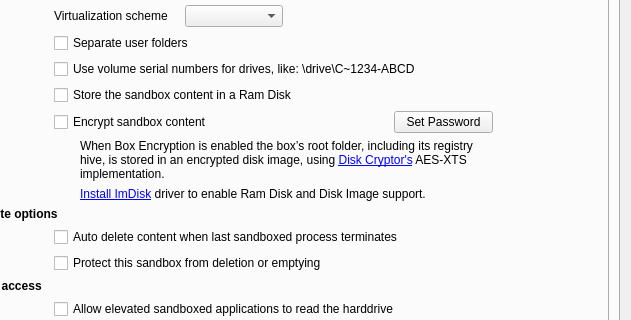
Qt form SandboxiePlus/SandMan/Forms/OptionsWindow.ui (sandboxie-plus/Sandboxie) before a commit; both pictures show x 84 to 715 and y 96 to 416 of the 715 by 526 pixel window.
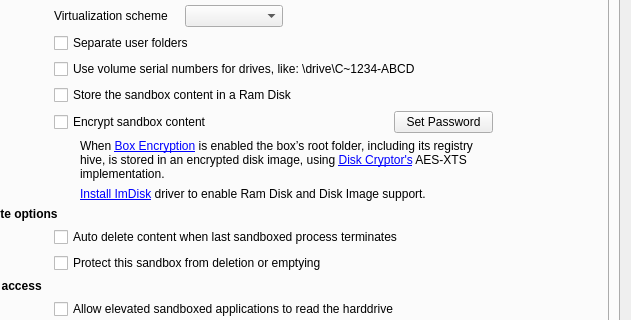
The same form after that commit. The open tabs and pages were chosen to show the change.

The edit to the form file:
```diff
--- a/SandboxiePlus/SandMan/Forms/OptionsWindow.ui
+++ b/SandboxiePlus/SandMan/Forms/OptionsWindow.ui
@@ -351,7 +351,7 @@
                <item row="6" column="2" colspan="4">
                 <widget class="QLabel" name="lblCrypto">
                  <property name="text">
-                  <string>When &lt;a href=&quot;sbie:// docs/boxencryption&quot;&gt;Box Encryption&lt;/a&gt; is enabled the box’s root folder, including its registry hive, is stored in an encrypted disk image, using &lt;a href=&quot;https://diskcryptor.org&quot;&gt;Disk Cryptor's&lt;/a&gt; AES-XTS implementation.</string>
+                  <string>When &lt;a href=&quot;sbie://docs/boxencryption&quot;&gt;Box Encryption&lt;/a&gt; is enabled the box’s root folder, including its registry hive, is stored in an encrypted disk image, using &lt;a href=&quot;https://diskcryptor.org&quot;&gt;Disk Cryptor's&lt;/a&gt; AES-XTS implementation.</string>
                  </property>
                  <property name="wordWrap">
                   <bool>true</bool>
```
Left out of the diff: 2 changed lines with no effect on the pictures.
